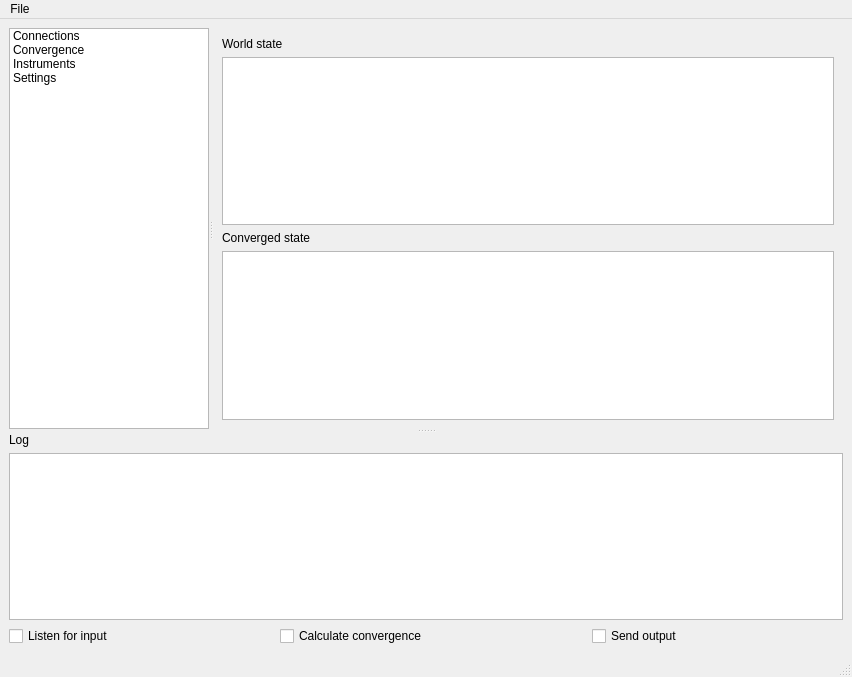
Old version of the form Stabilizer/UX/MainWindow.ui in the repository timmb/Ensemble.
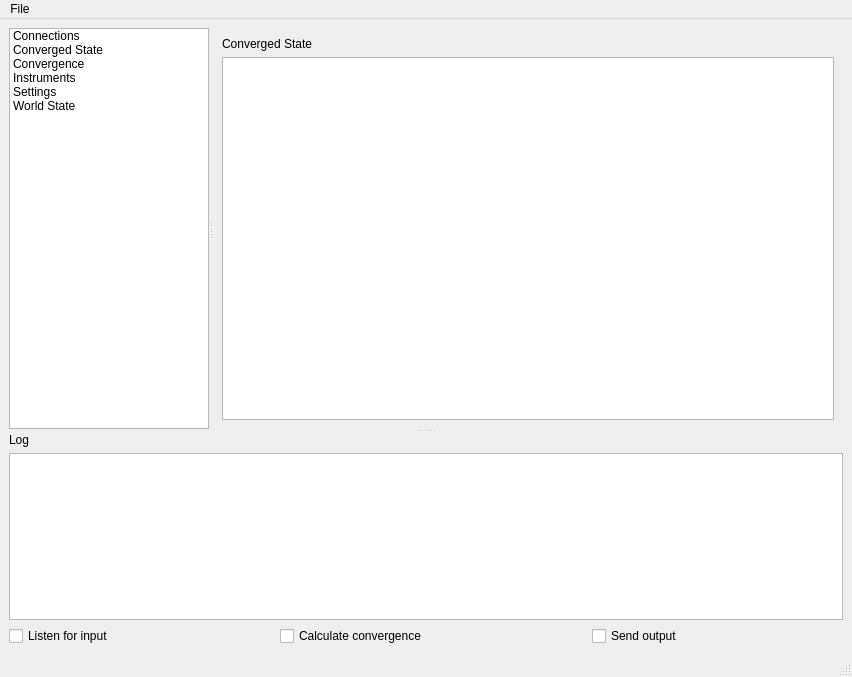
New version of the form.

Commit message: added extra feedback for converged and world state

Patch:
```diff
--- a/Stabilizer/UX/MainWindow.ui
+++ b/Stabilizer/UX/MainWindow.ui
@@ -57,6 +57,11 @@
           <string>Connections</string>
          </property>
         </item>
+        <item>
+         <property name="text">
+          <string>Converged State</string>
+         </property>
+        </item>
         <item>
          <property name="text">
           <string>Convergence</string>
@@ -72,6 +77,11 @@
           <string>Settings</string>
          </property>
         </item>
+        <item>
+         <property name="text">
+          <string>World State</string>
+         </property>
+        </item>
        </widget>
        <widget class="QStackedWidget" name="pages">
         <property name="sizePolicy">
@@ -112,6 +122,30 @@
           </item>
          </layout>
         </widget>
+        <widget class="QWidget" name="convergedStatePage">
+         <layout class="QVBoxLayout" name="verticalLayout_7">
+          <item>
+           <widget class="QLabel" name="congergedStatePageLabel">
+            <property name="text">
+             <string>Converged State</string>
+            </property>
+           </widget>
+          </item>
+          <item>
+           <widget class="QPlainTextEdit" name="convergedStatePageText">
+            <property name="font">
+             <font>
+              <family>Lucida Console</family>
+              <pointsize>12</pointsize>
+             </font>
+            </property>
+            <property name="readOnly">
+             <bool>true</bool>
+            </property>
+           </widget>
+          </item>
+         </layout>
+        </widget>
         <widget class="QWidget" name="convergencePage">
          <layout class="QVBoxLayout" name="verticalLayout_3">
           <item>
```
Left out of the diff: 24 changed lines with no effect on the pictures. The commit also changes 2 other files.
